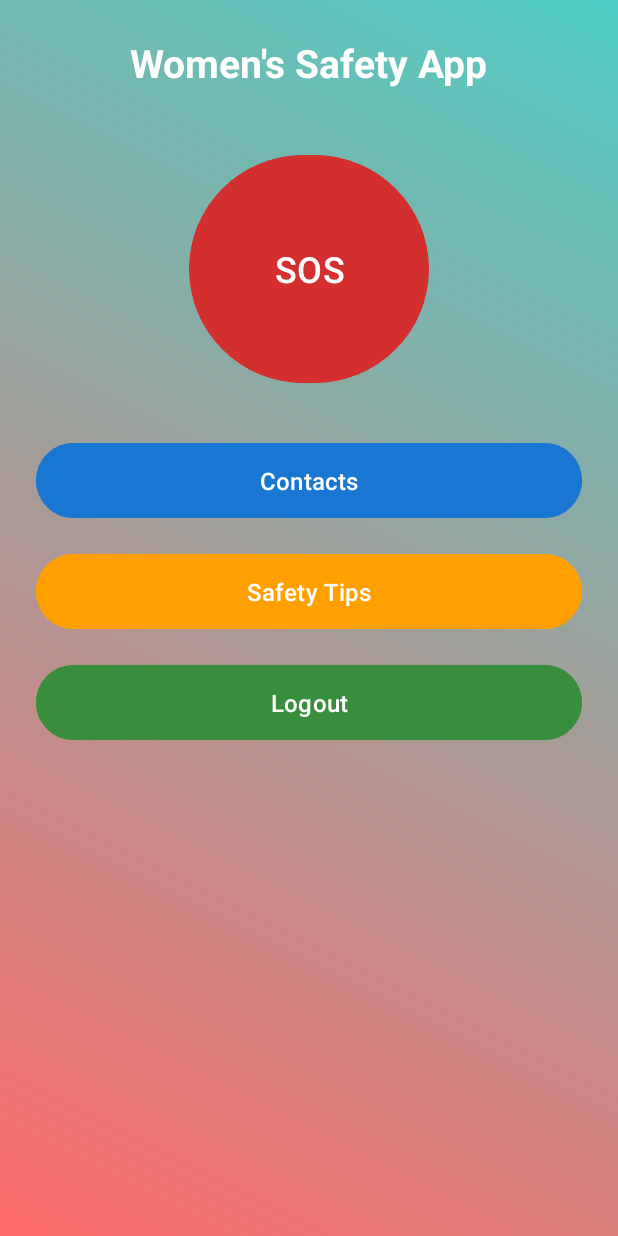
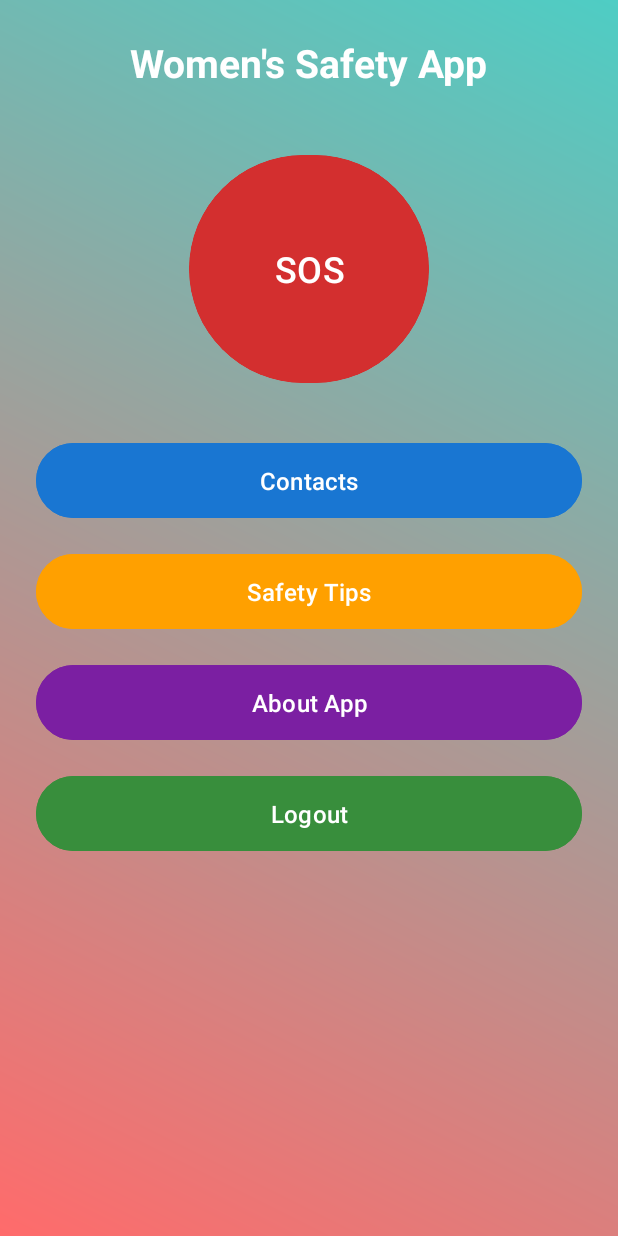
Before and after one commit to OmveerSingh01/WomenSafety, an Android app: the MainActivity screen opened directly, with no data from a screen before it, on a phone screen of 412 x 824 dp. Run offline under Robolectric (Android 15) with nearby library versions, the phone set to English and light mode, and no system bars; our stand-ins replace Firebase (no records; nobody signed in at launch, a user with empty details on screens opened directly).

Commit message:
updated about app screen

```diff
--- a/app/src/main/java/com/omveer/womensafety/MainActivity.java
+++ b/app/src/main/java/com/omveer/womensafety/MainActivity.java
@@ -19,6 +19,7 @@ import com.google.android.gms.location.LocationServices;
 import com.google.firebase.auth.FirebaseAuth;
 import com.google.firebase.database.DatabaseReference;
 import com.google.firebase.database.FirebaseDatabase;
+
 
 public class MainActivity extends AppCompatActivity {
 
@@ -62,6 +63,13 @@ public class MainActivity extends AppCompatActivity {
                 startActivity(new Intent(this, TipsActivity.class)));
 
         btnSos.setOnClickListener(v -> triggerSos());
+        Button aboutBtn = findViewById(R.id.btnAboutApp);
+        aboutBtn.setOnClickListener(v -> {
+            Intent intent = new Intent(MainActivity.this, AboutAppActivity.class);
+            startActivity(intent);
+        });
+
+
     }
 
     private void triggerSos() {
--- a/app/src/main/res/layout/activity_main.xml
+++ b/app/src/main/res/layout/activity_main.xml
@@ -1,70 +1,81 @@
 <?xml version="1.0" encoding="utf-8"?>
-<LinearLayout
-    xmlns:android="http://schemas.android.com/apk/res/android"
+<LinearLayout xmlns:android="http://schemas.android.com/apk/res/android"
     android:layout_width="match_parent"
     android:layout_height="match_parent"
+    android:background="@drawable/gradient_bg"
+    android:gravity="center_horizontal"
     android:orientation="vertical"
-    android:gravity="center_horizontal"
-    android:padding="24dp"
-    android:background="@drawable/gradient_bg">
+    android:padding="24dp">
 
     <!-- App Title -->
     <TextView
         android:layout_width="wrap_content"
         android:layout_height="wrap_content"
+        android:layout_marginBottom="40dp"
         android:text="Women's Safety App"
+        android:textColor="#FFFFFF"
         android:textSize="26sp"
-        android:textStyle="bold"
-        android:layout_marginBottom="40dp"
-        android:textColor="#FFFFFF"/>
+        android:textStyle="bold" />
 
     <!-- SOS Button (Circular) -->
     <Button
         android:id="@+id/btnSos"
         android:layout_width="160dp"
         android:layout_height="160dp"
+        android:layout_marginBottom="32dp"
+        android:backgroundTint="#D32F2F"
+        android:clipToOutline="true"
+        android:gravity="center"
+        android:outlineProvider="background"
         android:text="SOS"
         android:textColor="#FFFFFF"
-        android:textSize="24sp"
-        android:backgroundTint="#D32F2F"
-        android:gravity="center"
-        android:clipToOutline="true"
-        android:outlineProvider="background"
-        android:layout_marginBottom="32dp"/>
+        android:textSize="24sp" />
 
     <!-- Contacts Button -->
     <Button
         android:id="@+id/btnContacts"
         android:layout_width="match_parent"
         android:layout_height="wrap_content"
+        android:layout_marginBottom="16dp"
+        android:backgroundTint="#1976D2"
+        android:padding="14dp"
         android:text="Contacts"
-        android:backgroundTint="#1976D2"
         android:textColor="#FFFFFF"
-        android:textSize="16sp"
-        android:padding="14dp"
-        android:layout_marginBottom="16dp"/>
+        android:textSize="16sp" />
 
     <!-- Tips Button -->
     <Button
         android:id="@+id/btnTips"
         android:layout_width="match_parent"
         android:layout_height="wrap_content"
+        android:layout_marginBottom="16dp"
+        android:backgroundTint="#FFA000"
+        android:padding="14dp"
         android:text="Safety Tips"
-        android:backgroundTint="#FFA000"
         android:textColor="#FFFFFF"
-        android:textSize="16sp"
+        android:textSize="16sp" />
+
+    <!--  About app Button-->
+    <Button
+        android:id="@+id/btnAboutApp"
+        android:layout_width="match_parent"
+        android:layout_height="wrap_content"
+        android:layout_marginBottom="16dp"
+        android:backgroundTint="#7B1FA2"
         android:padding="14dp"
-        android:layout_marginBottom="16dp"/>
+        android:text="About App"
+        android:textColor="#FFFFFF"
+        android:textSize="16sp" />
 
     <!-- Logout Button -->
     <Button
         android:id="@+id/btnLogin"
         android:layout_width="match_parent"
         android:layout_height="wrap_content"
+        android:backgroundTint="#388E3C"
+        android:padding="14dp"
         android:text="Logout"
-        android:backgroundTint="#388E3C"
         android:textColor="#FFFFFF"
-        android:textSize="16sp"
-        android:padding="14dp"/>
+        android:textSize="16sp" />
 
 </LinearLayout>
```
Also changed, not shown: app/src/main/AndroidManifest.xml (+18 -8 lines), app/src/main/java/com/omveer/womensafety/AboutAppActivity.java (added, +18 -0 lines), app/src/main/res/drawable/about_bg.xml (added, +11 -0 lines), app/src/main/res/layout/activity_about_app.xml (added, +31 -0 lines), app/src/main/res/values/strings.xml (+35 -1 lines).
